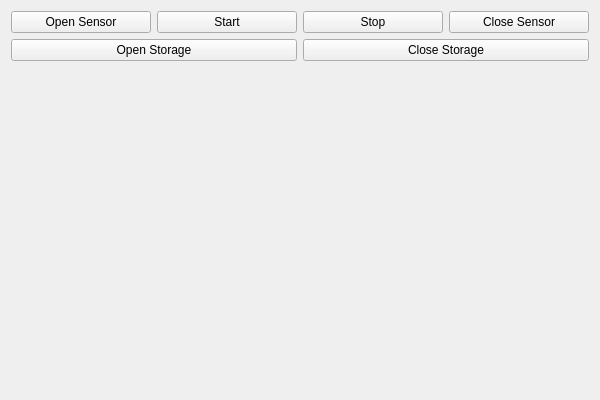
Old version of the form Examples/USBCamera/usbcamera.ui in the repository alexanderhmw/SensorPlatformSDK.
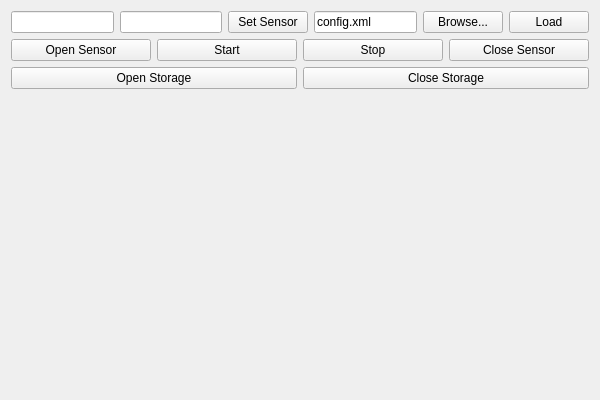
New version of the form.

Commit message: example + sensor_storage

What changed in the file:
```diff
--- a/Examples/USBCamera/usbcamera.ui
+++ b/Examples/USBCamera/usbcamera.ui
@@ -15,6 +15,52 @@
   </property>
   <widget class="QWidget" name="centralWidget">
    <layout class="QVBoxLayout" name="verticalLayout_2">
+    <item>
+     <layout class="QHBoxLayout" name="horizontalLayout_3">
+      <item>
+       <widget class="QLineEdit" name="sensorclass">
+        <property name="toolTip">
+         <string>Sensor Class</string>
+        </property>
+       </widget>
+      </item>
+      <item>
+       <widget class="QLineEdit" name="sensorname">
+        <property name="toolTip">
+         <string>Sensor Name</string>
+        </property>
+       </widget>
+      </item>
+      <item>
+       <widget class="QPushButton" name="setsensor">
+        <property name="text">
+         <string>Set Sensor</string>
+        </property>
+       </widget>
+      </item>
+      <item>
+       <widget class="QLineEdit" name="paramsfilename">
+        <property name="text">
+         <string>config.xml</string>
+        </property>
+       </widget>
+      </item>
+      <item>
+       <widget class="QPushButton" name="browse">
+        <property name="text">
+         <string>Browse...</string>
+        </property>
+       </widget>
+      </item>
+      <item>
+       <widget class="QPushButton" name="loadparams">
+        <property name="text">
+         <string>Load</string>
+        </property>
+       </widget>
+      </item>
+     </layout>
+    </item>
     <item>
      <layout class="QHBoxLayout" name="horizontalLayout">
       <item>
```
The commit also changes 114 other files.
